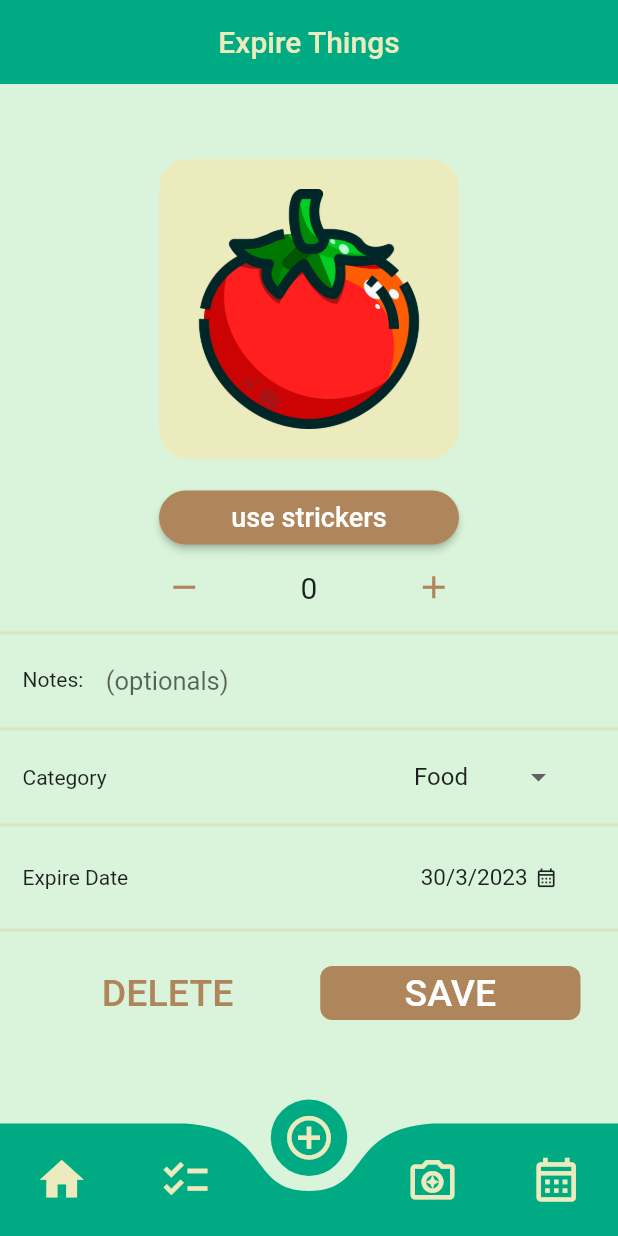
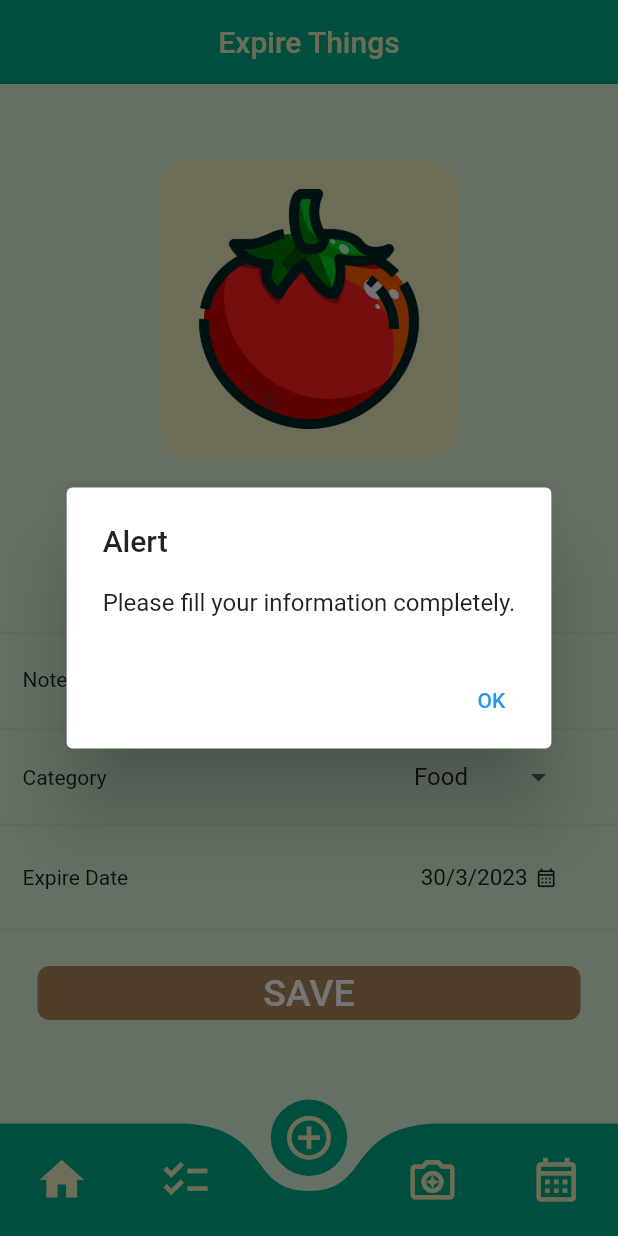
Before and after one commit to ongdulyawat/expire-things, a Flutter app: the screen it shows after launch, item 3 of the bottom bar chosen, after a tap on "SAVE", on a phone screen of 412 x 824 dp. Run offline on Flutter 3.47's test engine with Material 2 defaults, Android fonts, the phone set to English and light mode, and no system bars; drawn by our look-alikes of curved_navigation_bar; our stand-ins replace flutter_slidable, get, hive, hive_flutter, image_picker, syncfusion_flutter_calendar; accounts and stored records are empty.

Commit message:
[Added]: function save() in Add Product Page

```diff
--- a/lib/controller/product_controller.dart
+++ b/lib/controller/product_controller.dart
@@ -4,17 +4,14 @@ class ProductController{
   String _note = "-";
   String _category = "";
   String _expireDate = "";
+
+
+  bool checkInputAddProduct(String pathImage, int count, String note, String? category, String? expireDate)   {
     bool check = false;
-
-  String test = "--";
-
-  void setTest(String s){
-    test = s;
-    print(test);
-  }
-
-    bool checkInputAddProductHeader(String? pathImage, int? count)   {
-      if (pathImage != null && count != null) {
+    if (pathImage != "" && count != 0 && note != "" && category != null && expireDate != null) {
+      _note = note;
+      _category = category;
+      _expireDate = expireDate;
       _pathImage = pathImage;
       _count = count;
       check = true;
@@ -25,24 +22,4 @@ class ProductController{
     return check;
   }
 
-    bool checkInputAddProductBody(String? note, String? category, String? expireDate)   {
-
-      if (note != null && category != null && expireDate != null) {
-        _note = note;
-        _category = category;
-        _expireDate = expireDate;
-        check = true;
 }
-      else{
-        check = false;
-      }
-      return check;
-    }
-
-  void createProduct()   {
-    print(test);
-
-    }
-
-
-}
--- a/lib/screens/add_product/add_product_screen.dart
+++ b/lib/screens/add_product/add_product_screen.dart
@@ -19,10 +19,10 @@ class _AddProductScreenState extends State<AddProductScreen> {
       body: Column(
         children: const [
           AddProductHeader(),
-          SizedBox(height: 10),
-          AddProductBody(),
-          SizedBox(height: 10),
-          AddProductFooter()
+          // SizedBox(height: 10),
+          // AddProductBody(),
+          // SizedBox(height: 10),
+          // AddProductFooter()
         ],
       ),
     );
--- a/lib/screens/add_product/widgets/add_product_body.dart
+++ b/lib/screens/add_product/widgets/add_product_body.dart
@@ -8,7 +8,9 @@ import 'package:intl/intl.dart';
 import 'add_product_footer.dart';
 
 class AddProductBody extends StatefulWidget {
-  const AddProductBody({Key? key}) : super(key: key);
+  final String filePath;
+  final int value;
+  const AddProductBody({Key? key, required this.filePath, required this.value}) : super(key: key);
 
   @override
   State<AddProductBody> createState() => _AddProductBodyState();
@@ -25,9 +27,8 @@ class _AddProductBodyState extends State<AddProductBody> {
   ];
   DateTime start_date = DateTime.now();
   final TextEditingController _noteController = TextEditingController();
-
   ProductController productcontroller = ProductController();
-
+  String noteInput = "";
 
   @override
   Widget build(BuildContext context) {
@@ -40,6 +41,11 @@ class _AddProductBodyState extends State<AddProductBody> {
             style: TextStyle(fontSize: 17),
             textAlignVertical: TextAlignVertical.center,
             controller: _noteController,
+            onChanged: (value) {
+              setState(() {
+                noteInput = _noteController.text;
+              });
+            },
             decoration: InputDecoration(
               filled: true,
               prefixIcon: Padding(
@@ -77,9 +83,7 @@ class _AddProductBodyState extends State<AddProductBody> {
                   }).toList(),
                   onChanged: (String? newValue) {
                     setState(() {
-                      print("-- Category : $newValue --");
                       _selectCategory = newValue!;
-                    productcontroller.setTest(_selectCategory);
                     });
                   },
                 ),
@@ -110,9 +114,7 @@ class _AddProductBodyState extends State<AddProductBody> {
                               lastDate: DateTime(DateTime.now().year + 10));
                           if (newdate1 == null) return;
                           setState(() => start_date = newdate1);
-                          print(start_date);
-                          print(DateFormat('yyyy-MM-dd').format(start_date));
-                          // productcontroller.checkInputAddProduct();
+                          // print(DateFormat('yyyy-MM-dd').format(start_date));
                         },
                         child: Row(
                           mainAxisAlignment: MainAxisAlignment.center,
@@ -138,6 +140,8 @@ class _AddProductBodyState extends State<AddProductBody> {
             ),
           ),
           const Divider(color: Styles.divider, thickness: 2),
+          SizedBox(height: 10),
+          AddProductFooter(filePath: widget.filePath, value : widget.value, note : noteInput, selectCategory : _selectCategory, expireDat : DateFormat('yyyy-MM-dd').format(start_date))
         ],
       ),
     );
--- a/lib/screens/add_product/widgets/add_product_footer.dart
+++ b/lib/screens/add_product/widgets/add_product_footer.dart
@@ -1,16 +1,37 @@
 import 'package:expire_app/constants/styles.dart';
 import 'package:expire_app/controller/product_controller.dart';
+import 'package:expire_app/screens/home_page/home_screen.dart';
 import 'package:flutter/material.dart';
+import 'package:hive/hive.dart';
+
+import '../../../data/products_database.dart';
+import '../../../widgets/modelPage.dart';
+import '../../app_screen.dart';
 
 
 class AddProductFooter extends StatefulWidget {
-  const AddProductFooter({Key? key}) : super(key: key);
+  final String filePath;
+  final int value;
+  final String note;
+  final String selectCategory;
+  final String expireDat;
+  const AddProductFooter({Key? key,
+    required this.filePath,
+    required this.value,
+    required this.note,
+    required this.selectCategory,
+    required this.expireDat
+  }) : super(key: key);
 
   @override
   State<AddProductFooter> createState() => _AddProductFooterState();
 }
 
 class _AddProductFooterState extends State<AddProductFooter> {
+
+  final _productsBox = Hive.box('productsBox');
+
+  ProductsDataBase db = ProductsDataBase();
 
   ProductController productController = ProductController();
 
@@ -27,28 +48,46 @@ class _AddProductFooterState extends State<AddProductFooter> {
             child: SizedBox(
               child: ElevatedButton(
                   onPressed: () async {
-                    print("-- delete button --");
-                  },
-                  style: ElevatedButton.styleFrom(
-                    shadowColor: Colors.transparent,
-                    foregroundColor: Styles.colorFont,
-                    backgroundColor: Styles.bgBackground,
-                    shape: RoundedRectangleBorder(
-                      borderRadius: BorderRadius.circular(8.0),
-                    ),
-                  ),
-                  child:
-                  const Text('DELETE', style: TextStyle(fontSize: 25))),
-            ),
-          ),
-          SizedBox(width: 15),
-          Expanded(
-            flex: 50,
-            child: SizedBox(
-              child: ElevatedButton(
-                  onPressed: () async {
-                    print("-- save button --");
-                    productController.createProduct();
+                    if (productController.checkInputAddProduct(widget.filePath, widget.value, widget.note,
+                      widget.selectCategory, widget.expireDat)) {
+
+                      // update productsList before add new product then update _productBox
+                      if (_productsBox.get("PRODUCTSLIST") != null) {
+                        for (var value in _productsBox.get("PRODUCTSLIST")) {
+                          db.productsList.add(value);
+                      }
+                        db.productsList.add([widget.filePath, widget.selectCategory , widget.expireDat, widget.note, widget.value]);
+                        db.updataDataBase();
+                      }
+
+                      // the frist time add product to _productBox
+                      else{
+                        db.productsList.add([widget.filePath, widget.selectCategory , widget.expireDat, widget.note, widget.value]);
+                        db.updataDataBase();
+                      }
+                      Navigator.pushReplacement(
+                      context,
+                      MaterialPageRoute(builder: (context) => const BottomNavigation()));
+                    }
+                    else{
+                      showDialog(
+                            context: context,
+                            builder: (BuildContext context) {
+                              return AlertDialog(
+                                title: Text("Alert"),
+                                content: Text("Please fill your information completely."),
+                                actions: [
+                                  TextButton(
+                                    onPressed: () {
+                                      Navigator.pop(context);
+                                    },
+                                    child: Text("OK"),
+                                  ),
+                                ],
+                              );
+                            },
+                          );
+                    }
                   },
                   style: ElevatedButton.styleFrom(
                     shadowColor: Colors.transparent,
--- a/lib/screens/add_product/widgets/add_product_header.dart
+++ b/lib/screens/add_product/widgets/add_product_header.dart
@@ -3,6 +3,10 @@ import 'package:expire_app/constants/styles.dart';
 import 'package:flutter/foundation.dart';
 import 'package:flutter/material.dart';
 import 'package:image_picker/image_picker.dart';
+import 'package:path/path.dart';
+import 'package:path_provider/path_provider.dart';
+
+import 'add_product_body.dart';
 
 class AddProductHeader extends StatefulWidget {
   const AddProductHeader({Key? key}) : super(key: key);
@@ -15,6 +19,8 @@ class _AddProductHeaderState extends State<AddProductHeader> {
   bool isFile = false;
   File? fileImage;
   late Uint8List memoryImage;
+  String pathPic = 'assets/images/';
+  String pathPicUse = "";
 
   int value = 0;
 
@@ -71,6 +77,8 @@ class _AddProductHeaderState extends State<AddProductHeader> {
                 final pickedFile =
                     await picker.pickImage(source: ImageSource.gallery);
 
+                // final String path = (await getApplicationDocumentsDirectory()).path;
+
                 if (pickedFile == null) return;
                 isFile = true;
                 if (isFile) {
@@ -78,8 +86,12 @@ class _AddProductHeaderState extends State<AddProductHeader> {
 
                   setState(() {
                     fileImage = file;
-                    // print(file);
-                    print(file.path);
+                    pathPicUse = pathPic+basename(pickedFile.path);
+                    // print(basename(pickedFile.path));
+                    // print(pickedFile.path);
+
+                    // save file
+                    // pickedFile.saveTo(pathPicUse);
                   });
                 }
               },
@@ -126,7 +138,9 @@ class _AddProductHeaderState extends State<AddProductHeader> {
                   size: 25,
                 )),
           ],
-        )
+        ),
+        SizedBox(height: 10),
+        AddProductBody(filePath: pathPicUse, value :value)
       ],
     );
   }
--- a/pubspec.yaml
+++ b/pubspec.yaml
@@ -21,6 +21,8 @@ dependencies:
   syncfusion_flutter_calendar: ^21.1.35
   flutter_barcode_scanner: any
   intl: ^0.18.0
+  path_provider: ^2.0.14
+  path: ^1.8.3
 
 dev_dependencies:
   flutter_test:
```
Also changed, not shown: assets/images/S__8069226.jpg (added), pubspec.lock. Lines whose indentation alone changed are shown as unchanged.
